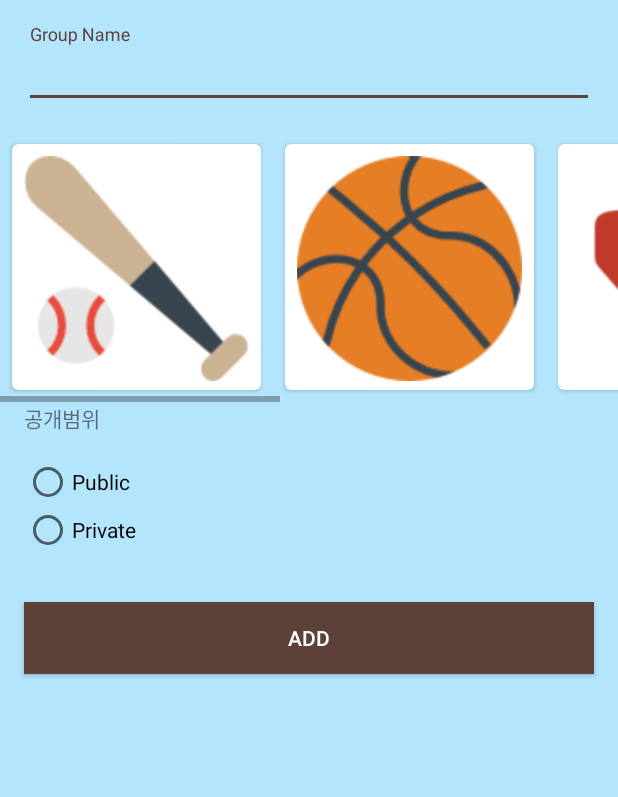
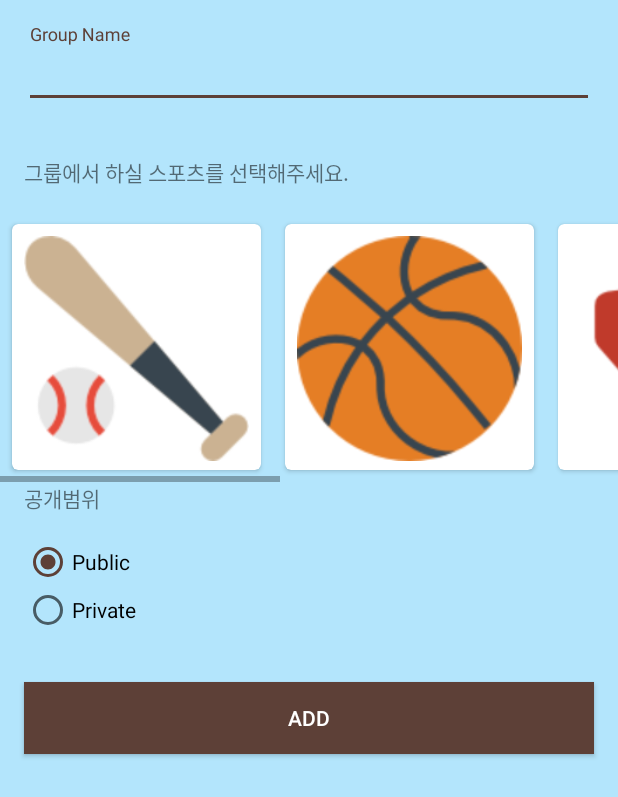
Before and after one commit to Leeyoungtaek/ScoreBase, an Android app: the AddGroupActivity screen opened directly, with no data from a screen before it, on a phone screen of 412 x 824 dp. Shown: the top 797 px of the screen. Run offline under Robolectric (Android 15) with nearby library versions, the phone set to English and light mode, and no system bars; our stand-ins replace Firebase (no records; nobody signed in at launch, a user with empty details on screens opened directly).

Commit message:
AddGroup complete

```diff
--- a/app/build.gradle
+++ b/app/build.gradle
@@ -17,6 +17,11 @@ android {
             proguardFiles getDefaultProguardFile('proguard-android.txt'), 'proguard-rules.pro'
         }
     }
+    packagingOptions {
+        exclude 'META-INF/LICENSE'
+        exclude 'META-INF/LICENSE-FIREBASE.txt'
+        exclude 'META-INF/NOTICE'
+    }
 }
 
 dependencies {
@@ -27,6 +32,7 @@ dependencies {
     compile 'com.google.firebase:firebase-core:9.4.0'
     compile 'com.google.firebase:firebase-auth:9.4.0'
     compile 'com.google.firebase:firebase-storage:9.4.0'
+    compile 'com.google.firebase:firebase-database:9.4.0'
     compile 'com.google.android.gms:play-services-auth:9.4.0'
     compile 'me.zhanghai.android.materialprogressbar:library:1.1.7'
     compile 'de.hdodenhof:circleimageview:2.1.0'
--- a/app/src/main/java/com/scorebase/scorebase/AddGroupActivity.java
+++ b/app/src/main/java/com/scorebase/scorebase/AddGroupActivity.java
@@ -4,6 +4,16 @@ import android.os.Bundle;
 import android.support.v7.app.AppCompatActivity;
 import android.support.v7.widget.LinearLayoutManager;
 import android.support.v7.widget.RecyclerView;
+import android.text.TextUtils;
+import android.view.View;
+import android.widget.Button;
+import android.widget.EditText;
+import android.widget.RadioButton;
+import android.widget.RadioGroup;
+import android.widget.Toast;
+
+import com.google.firebase.database.DatabaseReference;
+import com.google.firebase.database.FirebaseDatabase;
 
 import java.util.ArrayList;
 import java.util.List;
@@ -16,10 +26,56 @@ public class AddGroupActivity extends AppCompatActivity {
 
     private List<Sport> sports;
 
+    private EditText editTextGroupName;
+    private RadioGroup radioGroup;
+    private RadioButton radioButton;
+    private Button addButton;
+
+    private FirebaseDatabase firebaseDatabase;
+    private DatabaseReference databaseReference;
+
     @Override
     protected void onCreate(Bundle savedInstanceState) {
         super.onCreate(savedInstanceState);
         setContentView(R.layout.activity_add_group);
+
+        firebaseDatabase = FirebaseDatabase.getInstance();
+        databaseReference = firebaseDatabase.getReference();
+
+        editTextGroupName = (EditText)findViewById(R.id.edit_text_group_name);
+        radioGroup = (RadioGroup)findViewById(R.id.radio_group);
+        radioButton = (RadioButton)findViewById(R.id.button_public);
+        radioButton.setChecked(true);
+        addButton = (Button)findViewById(R.id.button_group_add);
+        addButton.setOnClickListener(new View.OnClickListener() {
+            @Override
+            public void onClick(View view) {
+                boolean states[] = new boolean[5];
+                String groupName = editTextGroupName.getText().toString().trim();
+                String accessScope;
+                int id = radioGroup.getCheckedRadioButtonId();
+                RadioButton checkedRadioButton = (RadioButton)findViewById(id);
+                accessScope = checkedRadioButton.getText().toString();
+
+                // RecyclerView state
+                for (int i=0; i<mAdapter.getItemCount(); i++){
+                    RecyclerView.ViewHolder viewHolder = mRecyclerView.findViewHolderForAdapterPosition(i);
+                    AddSportAdapter.SportViewHolder sportViewHolder = (AddSportAdapter.SportViewHolder) viewHolder;
+                    if(sportViewHolder==null){
+                        states[i] = false;
+                    }else{
+                        states[i] = sportViewHolder.getState();
+                    }
+                }
+                if(TextUtils.isEmpty(groupName) || !isChecked(states)){
+                    Toast.makeText(getApplicationContext(), "입력을 완료해주세요!", Toast.LENGTH_LONG).show();
+                    return;
+                }
+                databaseReference.child("group").push().setValue(new Group(groupName, accessScope, states));
+                finish();
+            }
+        });
+
         mRecyclerView = (RecyclerView)findViewById(R.id.recycler_view);
 
         mRecyclerView.setHasFixedSize(true);
@@ -33,19 +89,30 @@ public class AddGroupActivity extends AppCompatActivity {
         mRecyclerView.setAdapter(mAdapter);
     }
 
+    private boolean isChecked(boolean[] states){
+        for (int i=0; i<states.length; i++){
+            if(states[i]==true){
+                return true;
+            }
+        }
+        return false;
+    }
+
     private void initializeData(){
         sports = new ArrayList<>();
-        sports.add(new Sport(R.drawable.baseball));
-        sports.add(new Sport(R.drawable.basketball));
-        sports.add(new Sport(R.drawable.boxing));
-        sports.add(new Sport(R.drawable.soccer));
-        sports.add(new Sport(R.drawable.tennisball));
+        sports.add(new Sport(R.drawable.baseball, Group.sportNames[0]));
+        sports.add(new Sport(R.drawable.basketball, Group.sportNames[1]));
+        sports.add(new Sport(R.drawable.boxing, Group.sportNames[2]));
+        sports.add(new Sport(R.drawable.soccer, Group.sportNames[3]));
+        sports.add(new Sport(R.drawable.tennisball, Group.sportNames[4]));
     }
 
     class Sport{
         int imageId;
-        Sport(int imageId){
+        String name;
+        Sport(int imageId, String name){
             this.imageId = imageId;
+            this.name = name;
         }
     }
 }
--- a/app/src/main/java/com/scorebase/scorebase/AddSportAdapter.java
+++ b/app/src/main/java/com/scorebase/scorebase/AddSportAdapter.java
@@ -1,5 +1,6 @@
 package com.scorebase.scorebase;
 
+import android.graphics.Color;
 import android.support.v7.widget.CardView;
 import android.support.v7.widget.RecyclerView;
 import android.util.Log;
@@ -17,6 +18,7 @@ import java.util.List;
 public class AddSportAdapter extends RecyclerView.Adapter<AddSportAdapter.SportViewHolder> {
 
     List<AddGroupActivity.Sport> sports;
+    boolean[] states = new boolean[5];
 
     AddSportAdapter(List<AddGroupActivity.Sport> sports){
         this.sports = sports;
@@ -35,6 +37,13 @@ public class AddSportAdapter extends RecyclerView.Adapter<AddSportAdapter.SportV
         holder.cv.setOnClickListener(new View.OnClickListener() {
             @Override
             public void onClick(View view) {
+                if(holder.state==false){
+                    holder.state=true;
+                    holder.cv.setCardBackgroundColor(Color.GRAY);
+                }else{
+                    holder.state=false;
+                    holder.cv.setCardBackgroundColor(Color.WHITE);
+                }
             }
         });
     }
@@ -45,13 +54,19 @@ public class AddSportAdapter extends RecyclerView.Adapter<AddSportAdapter.SportV
     }
 
     public static class SportViewHolder extends RecyclerView.ViewHolder {
-        CardView cv;
-        ImageView sportImage;
+        private CardView cv;
+        private ImageView sportImage;
+        private boolean state;
 
         SportViewHolder(View itemView){
             super(itemView);
             cv = (CardView)itemView.findViewById(R.id.card_view);
             sportImage = (ImageView)itemView.findViewById(R.id.add_sport_image);
+            state = false;
+        }
+
+        public boolean getState(){
+            return state;
         }
     }
 
--- /dev/null
+++ b/app/src/main/java/com/scorebase/scorebase/Group.java
@@ -0,0 +1,29 @@
+package com.scorebase.scorebase;
+
+import java.util.ArrayList;
+
+/**
+ * Created by DSM_055 on 2016-09-01.
+ */
+public class Group {
+    public String groupName;
+    public String accessScope;
+    public static String[] sportNames = new String[]{
+            "baseball",
+            "basketball",
+            "boxing",
+            "soccer",
+            "tennisball"
+    };
+    public ArrayList<String> sports;
+    Group(String groupName, String accessScope, boolean[] states){
+        sports = new ArrayList<String>();
+        this.groupName = groupName;
+        this.accessScope = accessScope;
+        for (int i = 0; i<states.length; i++){
+            if(states[i]){
+                sports.add(sportNames[i]);
+            }
+        }
+    }
+}
--- a/app/src/main/res/layout/activity_add_group.xml
+++ b/app/src/main/res/layout/activity_add_group.xml
@@ -10,51 +10,60 @@
     <android.support.design.widget.TextInputLayout
         android:layout_width="match_parent"
         android:layout_height="wrap_content"
-        android:layout_margin="16dp">
+        android:layout_margin="@dimen/margin_add_group_edit_text">
 
         <EditText
             android:id="@+id/edit_text_group_name"
             android:layout_width="match_parent"
             android:layout_height="wrap_content"
-            android:hint="Group Name"
+            android:hint="@string/add_group_name"
             android:inputType="text" />
     </android.support.design.widget.TextInputLayout>
-
-    <android.support.v7.widget.RecyclerView
-        android:id="@+id/recycler_view"
-        android:scrollbars="horizontal"
-        android:layout_width="match_parent"
-        android:layout_height="180dp"/>
 
     <TextView
         android:layout_width="match_parent"
         android:layout_height="wrap_content"
-        android:layout_marginLeft="16dp"
-        android:text="공개범위"/>
+        android:layout_margin="@dimen/margin_add_group_text"
+        android:text="@string/add_group_input_sports" />
+
+    <android.support.v7.widget.RecyclerView
+        android:id="@+id/recycler_view"
+        android:layout_width="match_parent"
+        android:layout_height="@dimen/height_add_group_recycler_view"
+        android:scrollbars="horizontal" />
+
+    <TextView
+        android:layout_width="match_parent"
+        android:layout_height="wrap_content"
+        android:layout_marginLeft="@dimen/margin_add_group_text"
+        android:text="@string/add_group_input_public_or_private" />
 
     <RadioGroup
+        android:id="@+id/radio_group"
         android:layout_width="match_parent"
         android:layout_height="wrap_content"
-        android:layout_margin="16dp">
+        android:layout_margin="@dimen/margin_add_group_text">
+
+        <android.support.v7.widget.AppCompatRadioButton
+            android:id="@+id/button_public"
+            android:layout_width="match_parent"
+            android:layout_height="wrap_content"
+            android:text="Public" />
 
         <android.support.v7.widget.AppCompatRadioButton
             android:layout_width="match_parent"
             android:layout_height="wrap_content"
-            android:text="Public"/>
-
-        <android.support.v7.widget.AppCompatRadioButton
-            android:layout_width="match_parent"
-            android:layout_height="wrap_content"
-            android:text="Private"/>
+            android:text="Private" />
     </RadioGroup>
 
     <Button
-        android:textColor="@android:color/white"
-        android:layout_gravity="bottom"
+        android:id="@+id/button_group_add"
         android:layout_width="match_parent"
         android:layout_height="wrap_content"
-        android:layout_margin="16dp"
+        android:layout_gravity="bottom"
+        android:layout_margin="@dimen/margin_add_group_text"
         android:background="@color/colorAccent"
-        android:text="Add"/>
+        android:text="Add"
+        android:textColor="@android:color/white" />
 
 </LinearLayout>
--- a/app/src/main/res/values/colors.xml
+++ b/app/src/main/res/values/colors.xml
@@ -6,4 +6,5 @@
     <color name="colorFloatingActionButton">#795548</color>
     <color name="background">#B3E5FC</color>
     <color name="backgroundDark">#81d4fa</color>
+    <color name="cardViewBackGround">#ffffff</color>
 </resources>
--- a/app/src/main/res/values/dimens.xml
+++ b/app/src/main/res/values/dimens.xml
@@ -19,4 +19,7 @@
     <dimen name="margin_profile_upload_button">20dp</dimen>
     <dimen name="textsize_profile_name">16dp</dimen>
     <dimen name="width_profile_upload_button">164dp</dimen>
+    <dimen name="margin_add_group_text">16dp</dimen>
+    <dimen name="height_add_group_recycler_view">180dp</dimen>
+    <dimen name="margin_add_group_edit_text">16dp</dimen>
 </resources>
--- a/app/src/main/res/values/strings.xml
+++ b/app/src/main/res/values/strings.xml
@@ -12,4 +12,7 @@
     <string name="sign_reset_password">Reset Password</string>
     <string name="sign_back_button">BACK</string>
     <string name="my_information_upload_button">Upload Image</string>
+    <string name="add_group_name">Group Name</string>
+    <string name="add_group_input_sports">그룹에서 하실 스포츠를 선택해주세요.</string>
+    <string name="add_group_input_public_or_private">공개범위</string>
 </resources>
```
